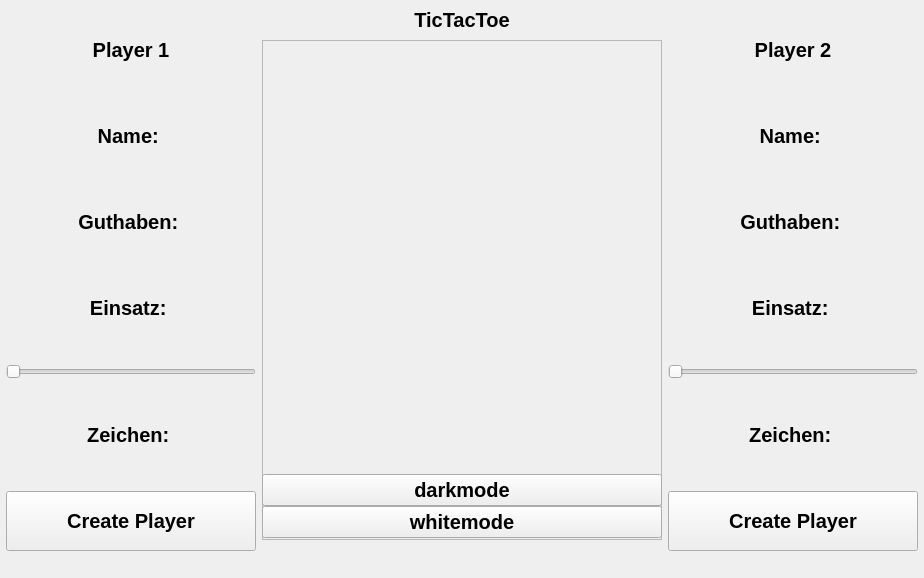
HausMeister008/TikTakToeWithDavid, file mainWindow.ui: the form before one commit.
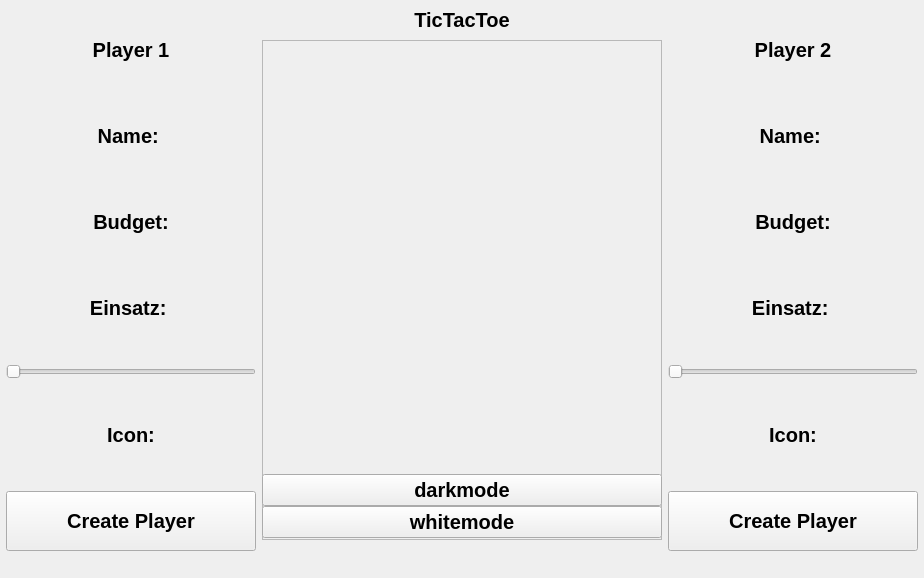
The form after the commit.

Commit message:
Add Player Window completion
completed the Add_Player UI and also implemented an evil funktion :))

What changed in the file:
```diff
--- a/mainWindow.ui
+++ b/mainWindow.ui
@@ -145,7 +145,7 @@
             </size>
            </property>
            <property name="text">
-            <string>Guthaben: </string>
+            <string>Budget:</string>
            </property>
            <property name="alignment">
             <set>Qt::AlignCenter</set>
@@ -215,7 +215,7 @@
             </size>
            </property>
            <property name="text">
-            <string>Zeichen: </string>
+            <string>Icon:</string>
            </property>
            <property name="alignment">
             <set>Qt::AlignCenter</set>
@@ -467,7 +467,7 @@
             </size>
            </property>
            <property name="text">
-            <string>Guthaben: </string>
+            <string>Budget:</string>
            </property>
            <property name="alignment">
             <set>Qt::AlignCenter</set>
@@ -530,7 +530,7 @@
             </size>
            </property>
            <property name="text">
-            <string>Zeichen: </string>
+            <string>Icon:</string>
            </property>
            <property name="alignment">
             <set>Qt::AlignCenter</set>
```
Left out of the diff: 24 changed lines with no effect on the pictures. The commit also changes 5 other files.
